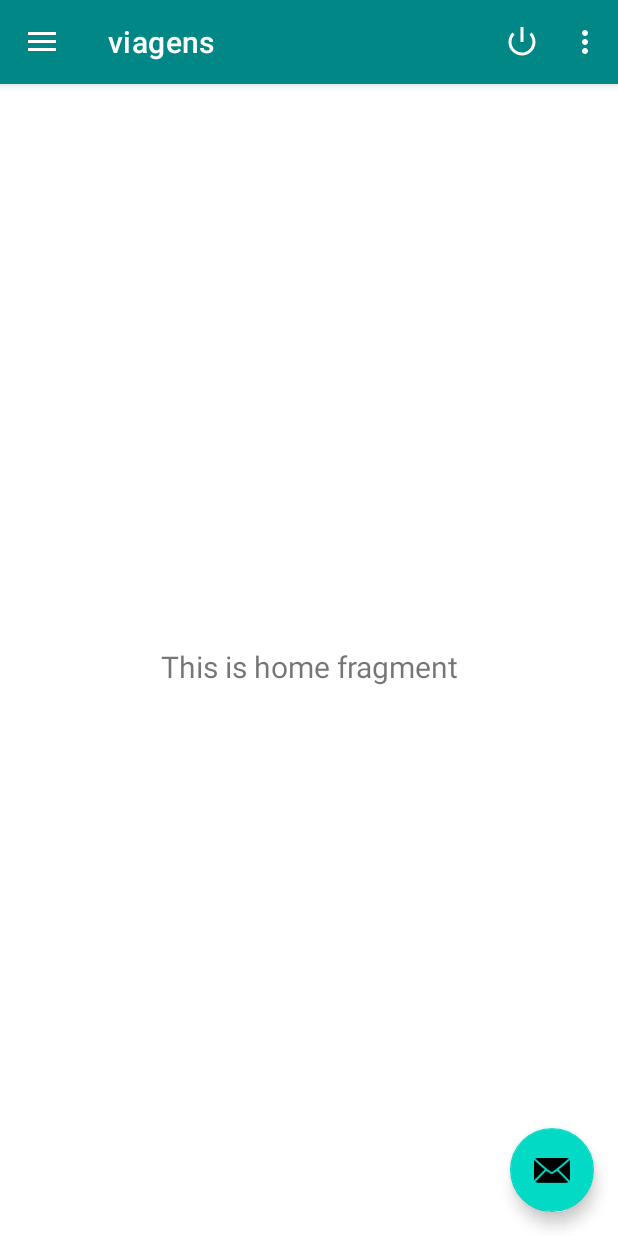
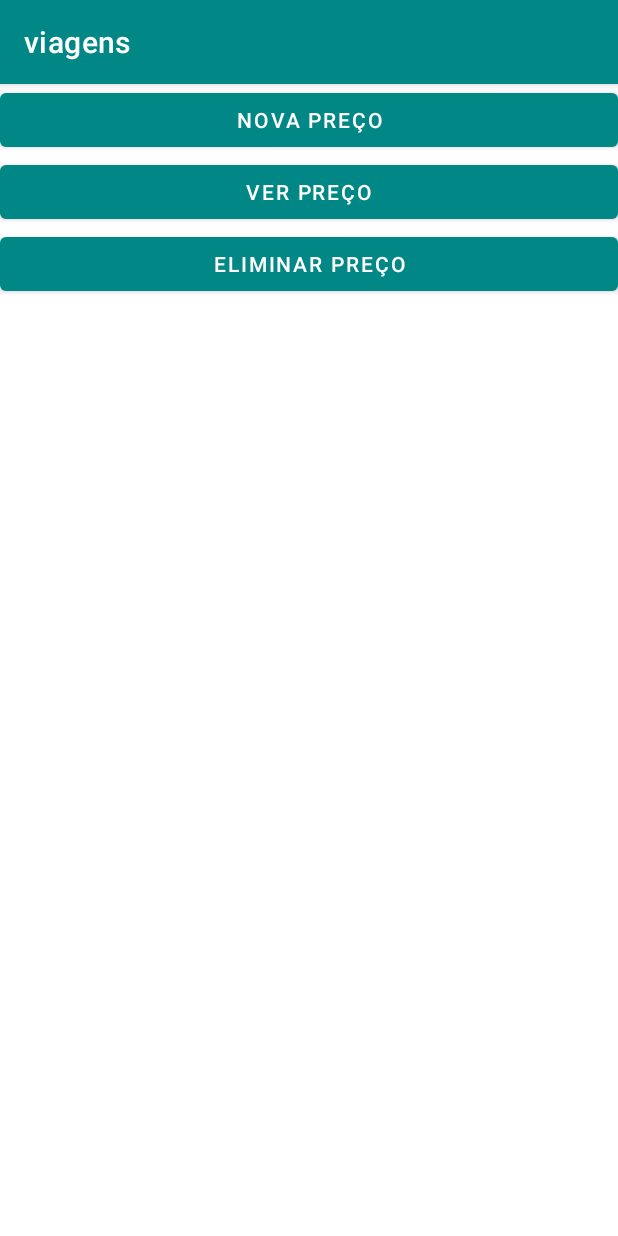
Before and after one commit to TelmoSalvado/viagens, an Android app: the screen it shows after launch once a user with an empty profile is signed in (MainActivity before the commit, PrecoActivity after it), in the side drawer, after a tap on "Preço", on a phone screen of 412 x 824 dp. Run offline under Robolectric (Android 15) with nearby library versions, the phone set to English and light mode, and no system bars; our stand-ins replace Firebase (no records; nobody signed in at launch, a user with empty details on screens opened directly), navigation-ui.

Commit message:
Interface de Precos

```diff
--- a/app/src/main/AndroidManifest.xml
+++ b/app/src/main/AndroidManifest.xml
@@ -9,7 +9,11 @@
         android:roundIcon="@mipmap/ic_launcher_round"
         android:supportsRtl="true"
         android:theme="@style/Theme.Viagens">
-        <activity android:name=".EliminarViagem"></activity>
+        <activity android:name=".EliminarPrecoActivity"></activity>
+        <activity android:name=".VerPrecoActivity" />
+        <activity android:name=".NovoPrecoActivity" />
+        <activity android:name=".PrecoActivity" />
+        <activity android:name=".EliminarViagem" />
         <activity android:name=".VerViagem" />
         <activity android:name=".NovaViagem" />
         <activity android:name=".ViagensActivity" />
--- a/app/src/main/java/pt/ipg/viagens/MainActivity.java
+++ b/app/src/main/java/pt/ipg/viagens/MainActivity.java
@@ -104,10 +104,10 @@ public class MainActivity extends AppCompatActivity implements NavigationView.On
         } else if (id == R.id.nav_viagem) {
             Intent intent = new Intent(this, ViagensActivity.class);
             startActivity(intent);
-        /*} else if (id == R.id.nav_Analises) {
-            Intent intent = new Intent(this, Analises.class);
+        } else if (id == R.id.nav_preco) {
+            Intent intent = new Intent(this, PrecoActivity.class);
             startActivity(intent);
-        } else if (id == R.id.nav_acerca) {
+        /*} else if (id == R.id.nav_acerca) {
             Intent intent = new Intent(this, Sobre.class);
             startActivity(intent);*/
         }
--- /dev/null
+++ b/app/src/main/java/pt/ipg/viagens/PrecoActivity.java
@@ -0,0 +1,34 @@
+package pt.ipg.viagens;
+
+import androidx.appcompat.app.AppCompatActivity;
+
+import android.content.Intent;
+import android.os.Bundle;
+import android.view.View;
+
+public class PrecoActivity extends AppCompatActivity {
+
+    @Override
+    protected void onCreate(Bundle savedInstanceState) {
+        super.onCreate(savedInstanceState);
+        setContentView(R.layout.activity_preco);
+    }
+    public void NovoPrecoViagem(View view) {
+
+        Intent intent = new Intent(getApplicationContext(), NovoPrecoActivity.class);
+        startActivity(intent);
+        finish();
+    }
+    public void VerPreco(View view) {
+
+        Intent intent = new Intent(getApplicationContext(), VerPrecoActivity.class);
+        startActivity(intent);
+        finish();
+    }
+    public void EliminarPreco(View view) {
+
+        Intent intent = new Intent(getApplicationContext(), EliminarPrecoActivity.class);
+        startActivity(intent);
+        finish();
+    }
+}
--- /dev/null
+++ b/app/src/main/res/layout/activity_preco.xml
@@ -0,0 +1,30 @@
+<?xml version="1.0" encoding="utf-8"?>
+<LinearLayout xmlns:android="http://schemas.android.com/apk/res/android"
+    xmlns:app="http://schemas.android.com/apk/res-auto"
+    xmlns:tools="http://schemas.android.com/tools"
+    android:layout_width="match_parent"
+    android:layout_height="match_parent"
+    android:orientation="vertical"
+    tools:context=".PrecoActivity">
+
+    <Button
+        android:id="@+id/buttonNovoPreco"
+        android:layout_width="match_parent"
+        android:layout_height="wrap_content"
+        android:onClick="NovoPrecoViagem"
+        android:text="Nova Preço" />
+
+    <Button
+        android:id="@+id/buttonVerPreco"
+        android:layout_width="match_parent"
+        android:layout_height="wrap_content"
+        android:onClick="VerPreco"
+        android:text="Ver Preço" />
+
+    <Button
+        android:id="@+id/buttonEliminarPreco"
+        android:layout_width="match_parent"
+        android:layout_height="wrap_content"
+        android:onClick="EliminarPreco"
+        android:text="Eliminar Preço" />
+</LinearLayout>
```
Also changed, not shown: app/src/main/java/pt/ipg/viagens/EliminarPrecoActivity.java (added, +14 -0 lines), app/src/main/java/pt/ipg/viagens/NovoPrecoActivity.java (added, +14 -0 lines), app/src/main/java/pt/ipg/viagens/VerPrecoActivity.java (added, +14 -0 lines), app/src/main/res/layout/activity_eliminar_preco.xml (added, +9 -0 lines), app/src/main/res/layout/activity_novo_preco.xml (added, +9 -0 lines), app/src/main/res/layout/activity_ver_preco.xml (added, +9 -0 lines).
